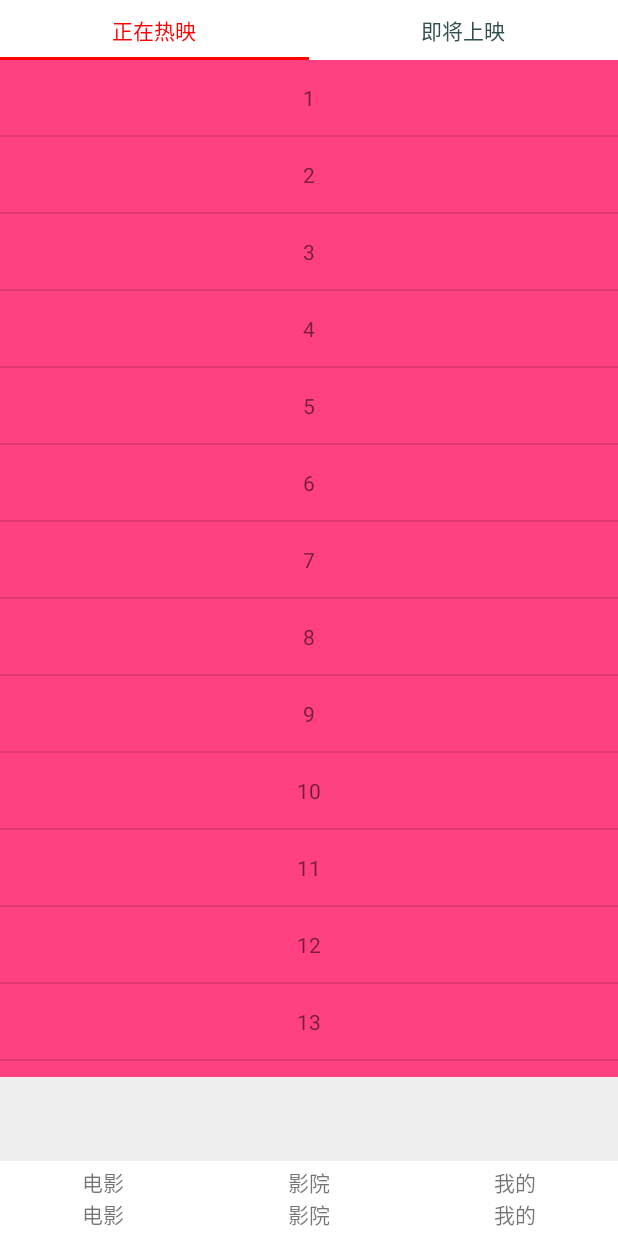
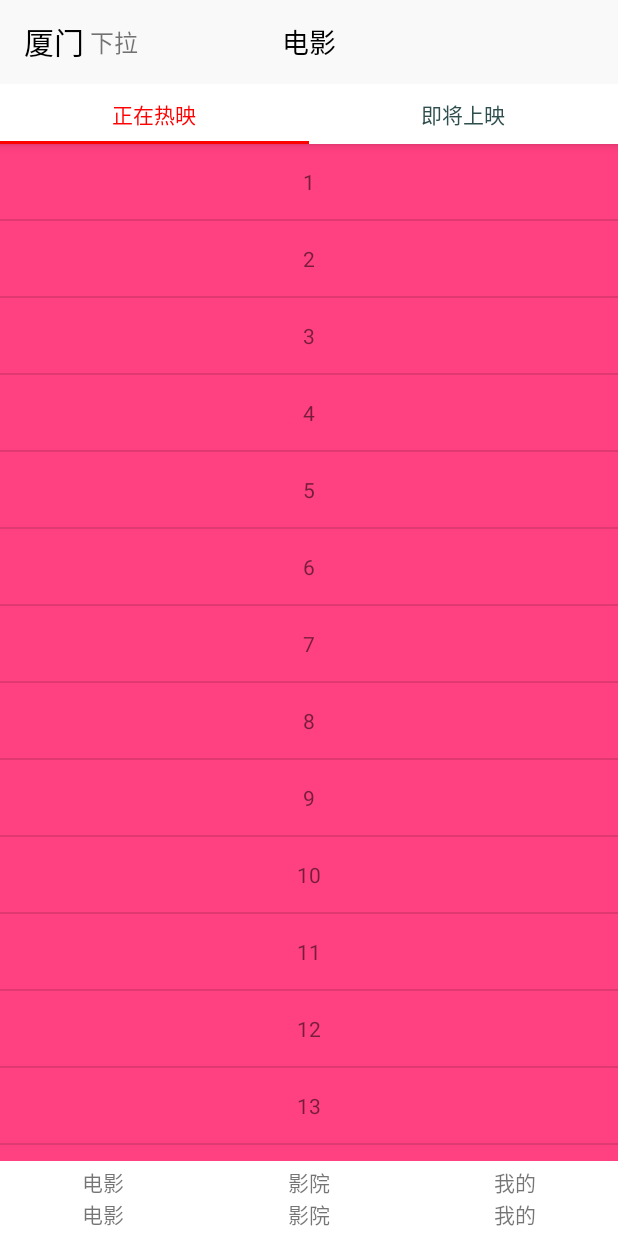
Before and after one commit to NewOrin/MovieTicket, an Android app: the screen it shows after launch (MainActivity), after a tap on "电影", on a phone screen of 412 x 824 dp. Run offline under Robolectric (Android 15) with nearby library versions, the phone set to English and light mode, and no system bars; our stand-ins replace EventBus.

Commit message:
Toolbar已能够滑动隐藏

```diff
--- a/app/src/main/java/com/etc/movieticket/ui/activity/MainActivity.java
+++ b/app/src/main/java/com/etc/movieticket/ui/activity/MainActivity.java
@@ -35,7 +35,6 @@ public class MainActivity extends BaseActivity implements View.OnClickListener {
     private LinearLayout mLlMovie;
     private LinearLayout mLlCinema;
     private LinearLayout mLlUser;
-    private LinearLayout ll_toolbar_fragment;
     FragmentTransaction transaction;
     private RelativeLayout mRlToolbar;
     private Toolbar mToolbar;
@@ -56,7 +55,7 @@ public class MainActivity extends BaseActivity implements View.OnClickListener {
         currentFragment = movieFragment;
         transaction = getSupportFragmentManager().beginTransaction();
         transaction.add(R.id.fragment_container, movieFragment).commit();
-        EventBus.getDefault().register(this);
+        mRlToolbar.setVisibility(View.GONE);
     }
 
     @Override
@@ -66,13 +65,12 @@ public class MainActivity extends BaseActivity implements View.OnClickListener {
         mLlMovie = (LinearLayout) findViewById(R.id.ll_movie);
         mLlCinema = (LinearLayout) findViewById(R.id.ll_cinema);
         mLlUser = (LinearLayout) findViewById(R.id.ll_user);
-        ll_toolbar_fragment = (LinearLayout) findViewById(R.id.ll_toolbar_fragment);
         mToolbar = (Toolbar) findViewById(R.id.toolbar);
         mToolbarTvTitle = (TextView) findViewById(R.id.toolbar_tv_title);
+        mToolbarTvLeft = (TextView) findViewById(R.id.toolbar_tv_left);
 
         setToolbar(mToolbar, "厦门", mToolbarTvTitle, "电影");
 
-        mToolbarTvLeft = (TextView) findViewById(R.id.toolbar_tv_left);
         mToolbarTvLeft.setVisibility(View.VISIBLE);
         mToolbarTvLeft.setText("下拉");
 
@@ -123,36 +121,21 @@ public class MainActivity extends BaseActivity implements View.OnClickListener {
     public void onClick(View v) {
         switch (v.getId()) {
             case R.id.ll_movie:
+                mRlToolbar.setVisibility(View.GONE);
                 switchFragment(movieFragment);
                 setTextViewTitle(mToolbarTvTitle, "电影");
                 break;
             case R.id.ll_cinema:
+                mRlToolbar.setVisibility(View.VISIBLE);
                 switchFragment(cinemaFragment);
                 setTextViewTitle(mToolbarTvTitle, "影院");
                 break;
             case R.id.ll_user:
+                mRlToolbar.setVisibility(View.VISIBLE);
                 switchFragment(userFragment);
                 setTextViewTitle(mToolbarTvTitle, "我的");
                 break;
         }
-    }
-
-    @Subscribe(threadMode = ThreadMode.MAIN)
-    public void moveEvenBus(MoveLayoutEvent event) {
-        changeLayoutHeight(ll_toolbar_fragment.getHeight());
-        if (event.getShow()) {
-            ll_toolbar_fragment.animate().translationY(0).setInterpolator(new AccelerateDecelerateInterpolator());
-        } else {
-            ll_toolbar_fragment.animate().translationY(-mToolbar.getHeight()).setInterpolator(new AccelerateDecelerateInterpolator());
-        }
-    }
-
-    private void changeLayoutHeight(int layoutHeight) {
-        Log.d(TAG, "未增加前layoutHeight高度=" + layoutHeight + ",Toolbar高度=" + mToolbar.getHeight());
-        ViewGroup.LayoutParams layoutParams = ll_toolbar_fragment.getLayoutParams();
-        layoutParams.height = mToolbar.getHeight() + layoutHeight;
-        ll_toolbar_fragment.setLayoutParams(layoutParams);
-        Log.d(TAG, "增加后layoutHeight高度=" + layoutParams.height);
     }
 
     @Override
@@ -161,10 +144,4 @@ public class MainActivity extends BaseActivity implements View.OnClickListener {
         inflater.inflate(R.menu.menu, menu);
         return true;
     }
-
-    @Override
-    protected void onDestroy() {
-        super.onDestroy();
-        EventBus.getDefault().unregister(this);
-    }
 }
--- a/app/src/main/java/com/etc/movieticket/ui/fragment/HotMovieFragment.java
+++ b/app/src/main/java/com/etc/movieticket/ui/fragment/HotMovieFragment.java
@@ -65,14 +65,14 @@ public class HotMovieFragment extends BaseFragment {
         mRecyclerViewHotMovie.addOnScrollListener(new RecyclerViewScrollListener() {
             @Override
             public void hide() {
-                EventBus.getDefault().post(new MoveLayoutEvent(false));
-                Log.d(TAG, "隐藏toolbar");
+//                EventBus.getDefault().post(new MoveLayoutEvent(false));
+//                Log.d(TAG, "隐藏toolbar");
             }
 
             @Override
             public void show() {
-                EventBus.getDefault().post(new MoveLayoutEvent(true));
-                Log.d(TAG, "显示toolbar");
+//                EventBus.getDefault().post(new MoveLayoutEvent(true));
+//                Log.d(TAG, "显示toolbar");
             }
         });
     }
--- a/app/src/main/java/com/etc/movieticket/ui/fragment/MovieFragment.java
+++ b/app/src/main/java/com/etc/movieticket/ui/fragment/MovieFragment.java
@@ -32,6 +32,9 @@ import java.util.List;
 public class MovieFragment extends BaseFragment {
 
     private TabLayout mFragmentTablayout;
+    private TextView mToolbarTvTitle;
+    private TextView mToolbarTvLeft;
+    private Toolbar myToolbar;
     private ViewPager mFragmentMovieViewPager;
     private View view;
     private List<Fragment> list_fragment;
@@ -55,6 +58,17 @@ public class MovieFragment extends BaseFragment {
     }
 
     private void initView() {
+
+        myToolbar = (Toolbar) view.findViewById(R.id.toolbar);
+
+        mToolbarTvTitle = (TextView) view.findViewById(R.id.toolbar_tv_title);
+        mToolbarTvLeft = (TextView) view.findViewById(R.id.toolbar_tv_left);
+
+        mToolbarTvLeft.setVisibility(View.VISIBLE);
+        myToolbar.setTitle("厦门");
+        mToolbarTvLeft.setText("下拉");
+        mToolbarTvTitle.setText("电影");
+
         list_fragment = new ArrayList<>();
         Log.d(TAG, "MovieFrg初始化..");
         hotMovieFragment = new HotMovieFragment();
--- a/app/src/main/java/com/etc/movieticket/utils/Constants.java
+++ b/app/src/main/java/com/etc/movieticket/utils/Constants.java
@@ -5,9 +5,9 @@ package com.etc.movieticket.utils;
  * E-mail: NewOrin@163.com
  */
 public class Constants {
-    public static final String SERVER_URL = "http://192.168.3.78:8080/MusicPlayerServer/";
+    public static final String SERVER_URL = "http://192.168.3.83:8080/Movieticket/";
 
-    public static final String DO_LOGIN = "music/login.html";
+    public static final String DO_LOGIN = "user/login";
 
     public static final String HTTP_SUCCESS = "";
 }
--- a/app/src/main/res/layout/activity_main.xml
+++ b/app/src/main/res/layout/activity_main.xml
@@ -7,12 +7,6 @@
     android:orientation="vertical"
     tools:context=".ui.activity.MainActivity">
 
-    <LinearLayout
-        android:id="@+id/ll_toolbar_fragment"
-        android:layout_width="match_parent"
-        android:layout_height="0dp"
-        android:layout_weight="1"
-        android:orientation="vertical">
 
         <include layout="@layout/toolbar" />
 
@@ -22,7 +16,6 @@
             android:layout_width="match_parent"
             android:layout_height="0dp"
             android:layout_weight="1" />
-    </LinearLayout>
 
     <LinearLayout
         android:layout_width="match_parent"
--- a/app/src/main/res/layout/fragment_hot_movie.xml
+++ b/app/src/main/res/layout/fragment_hot_movie.xml
@@ -2,10 +2,12 @@
     xmlns:tools="http://schemas.android.com/tools"
     android:layout_width="match_parent"
     android:layout_height="match_parent"
+    xmlns:app="http://schemas.android.com/apk/res-auto"
     tools:context="com.etc.movieticket.ui.fragment.HotMovieFragment">
 
     <android.support.v7.widget.RecyclerView
         android:id="@+id/recyclerview_hot_movie"
+        app:layout_behavior="@string/appbar_scrolling_view_behavior"
         android:layout_width="match_parent"
         android:layout_height="match_parent" />
 </LinearLayout>
--- a/app/src/main/res/layout/fragment_movie.xml
+++ b/app/src/main/res/layout/fragment_movie.xml
@@ -1,11 +1,22 @@
-<LinearLayout xmlns:android="http://schemas.android.com/apk/res/android"
+<android.support.design.widget.CoordinatorLayout xmlns:android="http://schemas.android.com/apk/res/android"
     xmlns:app="http://schemas.android.com/apk/res-auto"
     xmlns:tools="http://schemas.android.com/tools"
-    android:id="@+id/ll_fragment_movie"
     android:layout_width="match_parent"
     android:layout_height="match_parent"
-    android:orientation="vertical"
     tools:context="com.etc.movieticket.ui.fragment.MovieFragment">
+
+    <android.support.design.widget.AppBarLayout
+        android:layout_width="match_parent"
+        android:layout_height="wrap_content"
+        android:fitsSystemWindows="true">
+
+        <RelativeLayout
+            android:layout_width="wrap_content"
+            android:layout_height="wrap_content"
+            app:layout_scrollFlags="scroll|enterAlways">
+
+            <include layout="@layout/toolbar" />
+        </RelativeLayout>
 
         <android.support.design.widget.TabLayout
             android:id="@+id/fragment_tablayout"
@@ -16,9 +27,19 @@
             app:tabSelectedTextColor="@color/tab_layout_tab_color_focused"
             app:tabTextColor="@color/tab_layout_tab_color_normal" />
 
+    </android.support.design.widget.AppBarLayout>
+
+    <LinearLayout
+        android:layout_width="match_parent"
+        android:layout_height="match_parent"
+        android:orientation="vertical"
+        android:scrollbars="none"
+        app:layout_behavior="@string/appbar_scrolling_view_behavior">
+
         <android.support.v4.view.ViewPager
             android:id="@+id/fragment_movie_viewPager"
             android:layout_width="match_parent"
             android:layout_height="0dp"
             android:layout_weight="1" />
     </LinearLayout>
+</android.support.design.widget.CoordinatorLayout>
--- a/app/src/main/res/layout/toolbar.xml
+++ b/app/src/main/res/layout/toolbar.xml
@@ -1,6 +1,7 @@
 <?xml version="1.0" encoding="utf-8"?>
 <RelativeLayout xmlns:android="http://schemas.android.com/apk/res/android"
     xmlns:toolbar="http://schemas.android.com/apk/res-auto"
+    xmlns:app="http://schemas.android.com/tools"
     android:id="@+id/rl_toolbar"
     android:layout_width="match_parent"
     android:layout_height="wrap_content">
```
Lines whose indentation alone changed are shown as unchanged.
